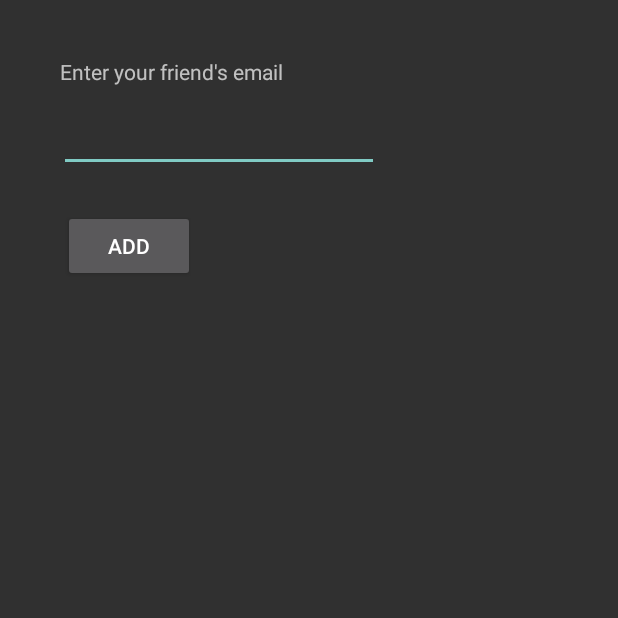
After one commit to IreniR/SOFE4640Project, an Android app: the addFriendPage screen opened directly, with no data from a screen before it, on a phone screen of 412 x 824 dp, the top half of it. The commit adds this screen. Run offline under Robolectric (Android 15) with nearby library versions, the phone set to English and light mode, and no system bars; our stand-ins replace Firebase (no records; nobody signed in at launch, a user with empty details on screens opened directly).

Commit message:
Implemented Add a Friend Feature

```diff
--- a/app/build.gradle
+++ b/app/build.gradle
@@ -48,5 +48,6 @@ dependencies {
     implementation 'com.google.firebase:firebase-auth:21.0.1'
     implementation 'com.google.android.gms:play-services-auth:19.2.0'
     implementation 'com.shobhitpuri.custombuttons:google-signin:1.0.0'
+    implementation 'com.google.firebase:firebase-firestore'
 
 }
--- /dev/null
+++ b/app/src/main/java/com/example/sofe4640ucourseproject/addFriendPage.java
@@ -0,0 +1,88 @@
+package com.example.sofe4640ucourseproject;
+
+import android.content.Intent;
+import android.os.Bundle;
+import android.util.Log;
+import android.view.View;
+import android.widget.Button;
+import android.widget.EditText;
+import android.widget.TextView;
+import android.widget.Toast;
+
+import androidx.annotation.NonNull;
+import androidx.appcompat.app.AppCompatActivity;
+
+import com.google.android.gms.tasks.OnFailureListener;
+import com.google.android.gms.tasks.OnSuccessListener;
+import com.google.firebase.auth.FirebaseAuth;
+import com.google.firebase.auth.FirebaseUser;
+import com.google.firebase.database.DataSnapshot;
+import com.google.firebase.database.DatabaseError;
+import com.google.firebase.database.DatabaseReference;
+import com.google.firebase.database.FirebaseDatabase;
+import com.google.firebase.database.Query;
+import com.google.firebase.database.ValueEventListener;
+import com.google.firebase.firestore.DocumentReference;
+import com.google.firebase.firestore.FirebaseFirestore;
+import com.google.firebase.firestore.SetOptions;
+
+import java.util.HashMap;
+import java.util.Map;
+
+import static android.content.ContentValues.TAG;
+
+public class addFriendPage extends AppCompatActivity {
+
+    Button addFriend;
+    EditText searchFriend;
+    String token;
+    private FirebaseAuth mAuth;
+
+    @Override
+    public void onCreate( Bundle savedInstanceState) {
+        super.onCreate(savedInstanceState);
+        setContentView(R.layout.addfriendpage);
+
+        addFriend = findViewById(R.id.veriFriendButton);
+        searchFriend = findViewById(R.id.friendEmail);
+
+        addFriend.setOnClickListener(new View.OnClickListener() {
+            @Override
+            public void onClick(View view) {
+
+                token=searchFriend.getText().toString();
+                FirebaseFirestore db = FirebaseFirestore.getInstance();
+                mAuth = FirebaseAuth.getInstance();
+                FirebaseUser currentUser = mAuth.getCurrentUser();
+
+                DatabaseReference usersRef = FirebaseDatabase.getInstance().getReference("Users");
+                Query friendQuery = usersRef.orderByChild("email").equalTo(token);
+
+                friendQuery.addListenerForSingleValueEvent(new ValueEventListener() {
+                    @Override
+                    public void onDataChange(DataSnapshot dataSnapshot) {
+                        for (DataSnapshot friendSnapshot : dataSnapshot.getChildren()) {
+                            System.out.println(friendSnapshot.getKey());
+                            System.out.println(friendSnapshot.child("name").getValue(String.class));
+                            if (dataSnapshot.getChildrenCount()>0) {
+                                Map<String, Object> friends = new HashMap<>();
+                                friends.put(token,friendSnapshot.child("name").getValue(String.class));
+                                db.collection("Friends").document(currentUser.getEmail())
+                                        .set(friends, SetOptions.merge());
+
+                                Toast.makeText(addFriendPage.this, friendSnapshot.child("name").getValue(String.class) + " was added!", Toast.LENGTH_SHORT).show();
+                                startActivity(new Intent(addFriendPage.this,HomePage.class));
+                            }
+                        }
+                    }
+
+                    @Override
+                    public void onCancelled(DatabaseError databaseError) {
+                        throw databaseError.toException();
+                    }
+                });
+            }
+        });
+
+    }
+}
--- /dev/null
+++ b/app/src/main/res/layout/addfriendpage.xml
@@ -0,0 +1,45 @@
+<?xml version="1.0" encoding="utf-8"?>
+<androidx.constraintlayout.widget.ConstraintLayout xmlns:android="http://schemas.android.com/apk/res/android"
+    xmlns:app="http://schemas.android.com/apk/res-auto"
+    xmlns:tools="http://schemas.android.com/tools"
+    android:layout_width="match_parent"
+    android:layout_height="match_parent">
+
+    <TextView
+        android:id="@+id/textView"
+        android:layout_width="wrap_content"
+        android:layout_height="wrap_content"
+        android:layout_marginStart="39dp"
+        android:layout_marginTop="38dp"
+        android:layout_marginEnd="222dp"
+        android:text="Enter your friend's email"
+        app:layout_constraintEnd_toEndOf="parent"
+        app:layout_constraintStart_toStartOf="parent"
+        app:layout_constraintTop_toTopOf="parent" />
+
+    <EditText
+        android:id="@+id/friendEmail"
+        android:layout_width="wrap_content"
+        android:layout_height="wrap_content"
+        android:layout_marginStart="39dp"
+        android:layout_marginTop="12dp"
+        android:layout_marginEnd="162dp"
+        android:ems="10"
+        android:inputType="textEmailAddress"
+        app:layout_constraintEnd_toEndOf="parent"
+        app:layout_constraintHorizontal_bias="0.0"
+        app:layout_constraintStart_toStartOf="parent"
+        app:layout_constraintTop_toBottomOf="@+id/textView" />
+
+    <Button
+        android:id="@+id/veriFriendButton"
+        android:layout_width="wrap_content"
+        android:layout_height="wrap_content"
+        android:layout_marginStart="41dp"
+        android:layout_marginTop="25dp"
+        android:layout_marginEnd="282dp"
+        android:text="Add"
+        app:layout_constraintEnd_toEndOf="parent"
+        app:layout_constraintStart_toStartOf="parent"
+        app:layout_constraintTop_toBottomOf="@+id/friendEmail" />
+</androidx.constraintlayout.widget.ConstraintLayout>
--- a/build.gradle
+++ b/build.gradle
@@ -5,9 +5,8 @@ buildscript {
         mavenCentral()
     }
     dependencies {
-        classpath "com.android.tools.build:gradle:4.0.1"
+        classpath 'com.android.tools.build:gradle:4.1.3'
         classpath 'com.google.gms:google-services:4.3.10'
-
         // NOTE: Do not place your application dependencies here; they belong
         // in the individual module build.gradle files
     }
```
Also changed, not shown: app/src/main/AndroidManifest.xml (+4 -19 lines), app/src/main/java/com/example/sofe4640ucourseproject/HomePage.java (+67 -6 lines), app/src/main/res/drawable/ic_add.xml (added, +10 -0 lines), app/src/main/res/layout/drawer.xml (added, +23 -0 lines), app/src/main/res/layout/home_page.xml (+13 -1 lines), gradle/wrapper/gradle-wrapper.properties.
